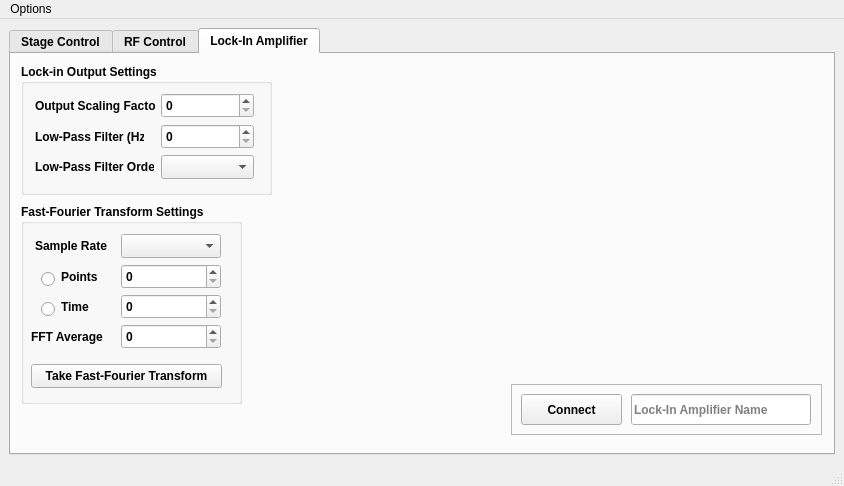
The window that scanning_magnetometer.ui (WarwickEPR/ScanningMagnetometry) describes before a commit, drawn with Qt 5.
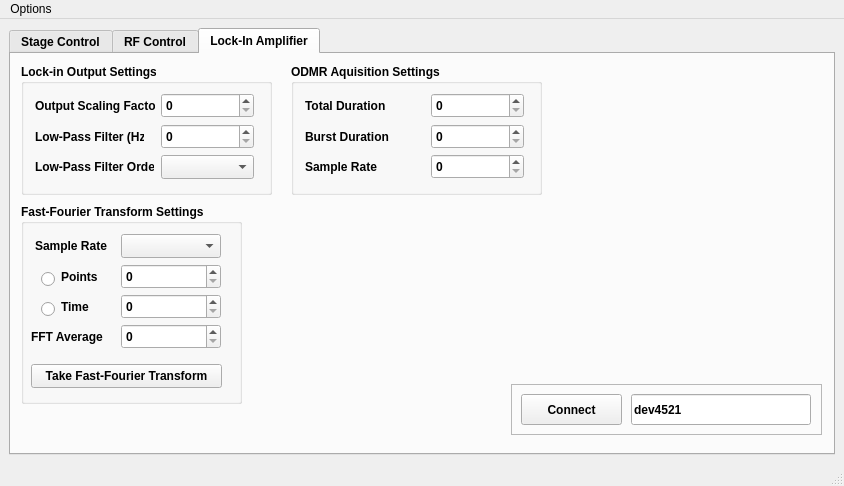
The same window after the commit.

```diff
--- a/scanning_magnetometer.ui
+++ b/scanning_magnetometer.ui
@@ -1331,6 +1331,9 @@
            <height>31</height>
           </rect>
          </property>
+         <property name="text">
+          <string>dev4521</string>
+         </property>
          <property name="placeholderText">
           <string>Lock-In Amplifier Name</string>
          </property>
@@ -1587,6 +1590,88 @@
          </property>
         </widget>
        </widget>
+       <widget class="QGroupBox" name="groupBox_6">
+        <property name="geometry">
+         <rect>
+          <x>280</x>
+          <y>10</y>
+          <width>251</width>
+          <height>131</height>
+         </rect>
+        </property>
+        <property name="title">
+         <string>ODMR Aquisition Settings</string>
+        </property>
+        <widget class="QLabel" name="label_44">
+         <property name="geometry">
+          <rect>
+           <x>14</x>
+           <y>29</y>
+           <width>120</width>
+           <height>25</height>
+          </rect>
+         </property>
+         <property name="text">
+          <string>Total Duration</string>
+         </property>
+        </widget>
+        <widget class="QLabel" name="label_48">
+         <property name="geometry">
+          <rect>
+           <x>14</x>
+           <y>60</y>
+           <width>109</width>
+           <height>25</height>
+          </rect>
+         </property>
+         <property name="text">
+          <string>Burst Duration</string>
+         </property>
+        </widget>
+        <widget class="QSpinBox" name="odmrAqDurBox">
+         <property name="geometry">
+          <rect>
+           <x>140</x>
+           <y>29</y>
+           <width>93</width>
+           <height>25</height>
+          </rect>
+         </property>
+        </widget>
+        <widget class="QLabel" name="label_49">
+         <property name="geometry">
+          <rect>
+           <x>14</x>
+           <y>91</y>
+           <width>119</width>
+           <height>24</height>
+          </rect>
+         </property>
+         <property name="text">
+          <string>Sample Rate</string>
+         </property>
+        </widget>
+        <widget class="QSpinBox" name="odmrAqBurstDurBox">
+         <property name="geometry">
+          <rect>
+           <x>140</x>
+           <y>60</y>
+           <width>93</width>
+           <height>25</height>
+          </rect>
+         </property>
+        </widget>
+        <widget class="QSpinBox" name="odmrAqSampleRateBox">
+         <property name="geometry">
+          <rect>
+           <x>140</x>
+           <y>90</y>
+           <width>93</width>
+           <height>25</height>
+          </rect>
+         </property>
+        </widget>
+       </widget>
       </widget>
      </widget>
     </item>
```
Left out of the diff: 38 changed lines with no effect on the pictures.
